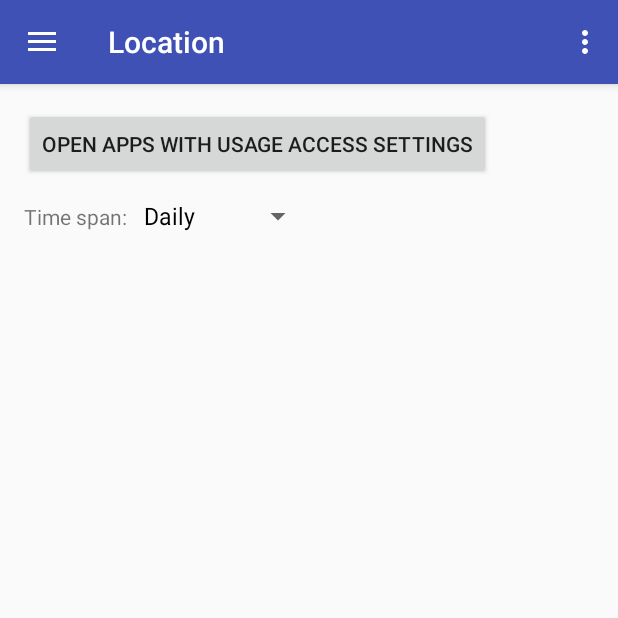
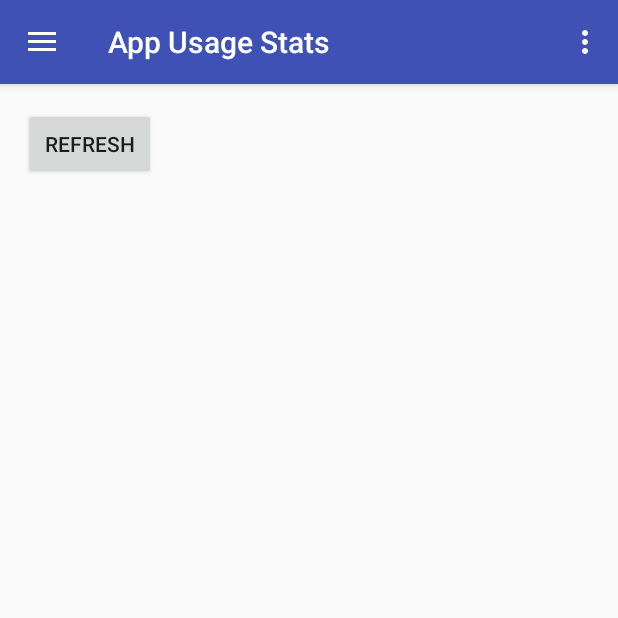
Before and after one commit to Behavorial-Model-System/Behavioral-Model-System, an Android app: the screen it shows after launch (MainActivity), in the side drawer, after a tap on "App Usage Stats", on a phone screen of 412 x 824 dp, the top half of it. Run offline under Robolectric (Android 15) with nearby library versions, the light colour scheme and no system bars.

Commit message:
added refresh button for usage statistics

```diff
--- a/app/src/main/java/com/bms/mqp/behaviormodelsystem/AppUsageStatisticsFragment.java
+++ b/app/src/main/java/com/bms/mqp/behaviormodelsystem/AppUsageStatisticsFragment.java
@@ -20,6 +20,7 @@ package com.bms.mqp.behaviormodelsystem;
 
 import android.app.usage.UsageStats;
 import android.app.usage.UsageStatsManager;
+import android.content.Context;
 import android.content.Intent;
 import android.content.pm.PackageManager;
 import android.graphics.drawable.Drawable;
@@ -37,6 +38,7 @@ import android.widget.Button;
 import android.widget.Spinner;
 import android.widget.SpinnerAdapter;
 import android.widget.Toast;
+import android.view.View.OnClickListener;
 
 import java.util.ArrayList;
 import java.util.Calendar;
@@ -57,7 +59,6 @@ public class AppUsageStatisticsFragment extends Fragment {
     RecyclerView mRecyclerView;
     RecyclerView.LayoutManager mLayoutManager;
     Button mOpenUsageSettingButton;
-    Spinner mSpinner;
 
     /**
      * Use this factory method to create a new instance of
@@ -79,13 +80,29 @@ public class AppUsageStatisticsFragment extends Fragment {
         super.onCreate(savedInstanceState);
 
         mUsageStatsManager = (UsageStatsManager) getActivity()
-                .getSystemService("usagestats"); //Context.USAGE_STATS_SERVICE
+                .getSystemService(Context.USAGE_STATS_SERVICE); //Context.USAGE_STATS_SERVICE
     }
 
     @Override
     public View onCreateView(LayoutInflater inflater, ViewGroup container,
                              Bundle savedInstanceState) {
-        return inflater.inflate(R.layout.fragment_app_usage_statistics, container, false);
+        View view = inflater.inflate(R.layout.fragment_app_usage_statistics, container, false);
+
+        Button mRefreshButton = (Button) view.findViewById(R.id.button_refresh);
+        mRefreshButton.setOnClickListener(new OnClickListener() {
+            @Override
+            public void onClick(View v) {
+                String[] strings = getResources().getStringArray(R.array.action_list);
+
+                StatsUsageInterval statsUsageInterval = StatsUsageInterval
+                        .getValue(strings[0]);
+                List<UsageStats> usageStatsList =
+                        getUsageStatistics(statsUsageInterval.mInterval);
+                Collections.sort(usageStatsList, new LastTimeLaunchedComparatorDesc());
+                updateAppsList(usageStatsList);
+            }
+        });
+        return view;
     }
 
     @Override
@@ -98,31 +115,9 @@ public class AppUsageStatisticsFragment extends Fragment {
         mRecyclerView.scrollToPosition(0);
         mRecyclerView.setAdapter(mUsageListAdapter);
         mOpenUsageSettingButton = (Button) rootView.findViewById(R.id.button_open_usage_setting);
-        mSpinner = (Spinner) rootView.findViewById(R.id.spinner_time_span);
 
         SpinnerAdapter spinnerAdapter = ArrayAdapter.createFromResource(getActivity(),
                 R.array.action_list, android.R.layout.simple_spinner_dropdown_item);
-        mSpinner.setAdapter(spinnerAdapter);
-        mSpinner.setOnItemSelectedListener(new AdapterView.OnItemSelectedListener() {
-
-            String[] strings = getResources().getStringArray(R.array.action_list);
-
-            @Override
-            public void onItemSelected(AdapterView<?> parent, View view, int position, long id) {
-                StatsUsageInterval statsUsageInterval = StatsUsageInterval
-                        .getValue(strings[position]);
-                if (statsUsageInterval != null) {
-                    List<UsageStats> usageStatsList =
-                            getUsageStatistics(statsUsageInterval.mInterval);
-                    Collections.sort(usageStatsList, new LastTimeLaunchedComparatorDesc());
-                    updateAppsList(usageStatsList);
-                }
-            }
-
-            @Override
-            public void onNothingSelected(AdapterView<?> parent) {
-            }
-        });
     }
 
     /**
--- a/app/src/main/java/com/bms/mqp/behaviormodelsystem/MainActivity.java
+++ b/app/src/main/java/com/bms/mqp/behaviormodelsystem/MainActivity.java
@@ -104,6 +104,7 @@ public class MainActivity extends AppCompatActivity
             case R.id.nav_stats:
                 fragment = new AppUsageStatisticsFragment();
                 title = "App Usage Stats";
+                break;
             case R.id.nav_location:
                 // fragment = new EventsFragment();
                 title = "Location";
--- a/app/src/main/res/layout/fragment_app_usage_statistics.xml
+++ b/app/src/main/res/layout/fragment_app_usage_statistics.xml
@@ -27,20 +27,11 @@
         android:text="@string/open_app_usage_setting"
         android:visibility="gone"
         />
-
-    <LinearLayout android:layout_width="wrap_content"
+    <Button android:id="@+id/button_refresh"
         android:layout_height="wrap_content"
-        android:orientation="horizontal"
-        >
-        <TextView android:layout_width="wrap_content"
-            android:layout_height="wrap_content"
-            android:text="@string/time_span"
-            />
-
-        <Spinner android:id="@+id/spinner_time_span"
-            android:layout_width="wrap_content"
-            android:layout_height="wrap_content"/>
-    </LinearLayout>
+        android:layout_width="wrap_content"
+        android:text="@string/refresh"
+        />
 
     <android.support.v7.widget.RecyclerView
         android:id="@+id/recyclerview_app_usage"
--- a/app/src/main/res/layout/nav_header_main.xml
+++ b/app/src/main/res/layout/nav_header_main.xml
@@ -23,13 +23,13 @@
         android:layout_width="match_parent"
         android:layout_height="wrap_content"
         android:paddingTop="@dimen/nav_header_vertical_spacing"
-        android:text="Android Studio"
+        android:text="BMS"
         android:textAppearance="@style/TextAppearance.AppCompat.Body1" />
 
     <TextView
         android:id="@+id/textView"
         android:layout_width="wrap_content"
         android:layout_height="wrap_content"
-        android:text="android.studio@android.com" />
+        android:text="The BMS Team" />
 
 </LinearLayout>
```
